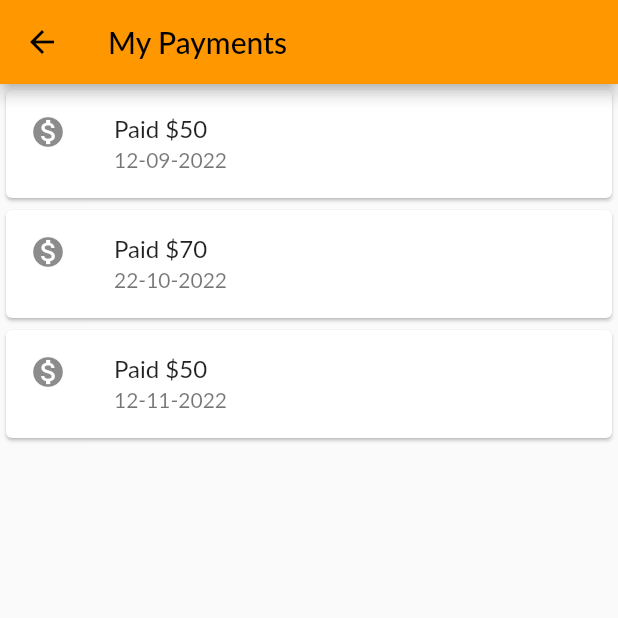
After one commit to Iam-that-Chic/pfumamugaba-flutter, a Flutter app: the MyPayments screen opened directly, on a phone screen of 412 x 824 dp, the top half of it. The commit adds this screen. Run offline on Flutter 3.47's test engine with Material 2 defaults, Android fonts, the phone set to English and light mode, and no system bars; our stand-ins replace shared_preferences, webview_flutter; accounts and stored records are empty; network calls fail; Roboto replaces fonts that are missing (Lato).

Commit message:
some tweaks i did for video

```diff
--- a/lib/providers/mukandoprovider.dart
+++ b/lib/providers/mukandoprovider.dart
@@ -59,7 +59,7 @@ class MukandoProvider with ChangeNotifier {
 
   Future<void> addProduct(Mukando product) async {
     final url =
-       Uri.parse( 'https://127.0.0.1:8001');
+       Uri.parse( 'https://10.0.0.1:8001');
     try {
       final response = await http.post(
         url,
--- a/lib/screens/mukando_overview.dart
+++ b/lib/screens/mukando_overview.dart
@@ -44,7 +44,7 @@ class _MukandoOverviewScreenState extends State<MukandoOverviewScreen> {
   Widget build(BuildContext context) {
     return Scaffold(
       appBar: AppBar(
-        title: const Text('MyShop'),
+        title: const Text('Pfumamugaba'),
       ),
       drawer: const AppDrawer(),
       body: _isLoading
--- /dev/null
+++ b/lib/screens/my_payments.dart
@@ -0,0 +1,36 @@
+import 'package:flutter/material.dart';
+
+class MyPayments extends StatelessWidget {
+  const MyPayments({Key? key}) : super(key: key);
+
+  @override
+  Widget build(BuildContext context) {
+    return Scaffold(
+      appBar: AppBar(title: const Text("My Payments")),
+      body: ListView(
+        children: const <Widget>[
+          Card(
+            child: ListTile(
+              leading: Icon(Icons.monetization_on),
+              title: Text('Paid \$50'),
+              subtitle: Text('12-09-2022'),
+            ),
+          ),
+          Card(
+            child: ListTile(
+                leading: Icon(Icons.monetization_on),
+              title: Text('Paid \$70'),
+              subtitle: Text('22-10-2022'),
+            ),
+          ),
+          Card(
+            child: ListTile(
+                leading: Icon(Icons.monetization_on),
+              title: Text('Paid \$50'),
+              subtitle: Text('12-11-2022'),
+            ),
+          ),
+        ],
+      ),);
+  }
+}
--- a/pubspec.yaml
+++ b/pubspec.yaml
@@ -37,6 +37,7 @@ dependencies:
   provider: ^6.0.4
   http: ^0.13.5
   shared_preferences: ^2.0.15
+  webview_flutter: ^3.0.4
 
 dev_dependencies:
   flutter_test:
```
Also changed, not shown: lib/main.dart (+9 -2 lines), lib/providers/authprovider.dart (+13 -6 lines), lib/screens/auth_screen.dart (+6 -6 lines), lib/screens/initiate.dart (added, +28 -0 lines), lib/screens/mukando_detail_screen.dart (+45 -1 lines), lib/screens/my_mukando.dart (added, +34 -0 lines), lib/widgets/app_drawer.dart (+14 -6 lines), pubspec.lock, 2 other files.
